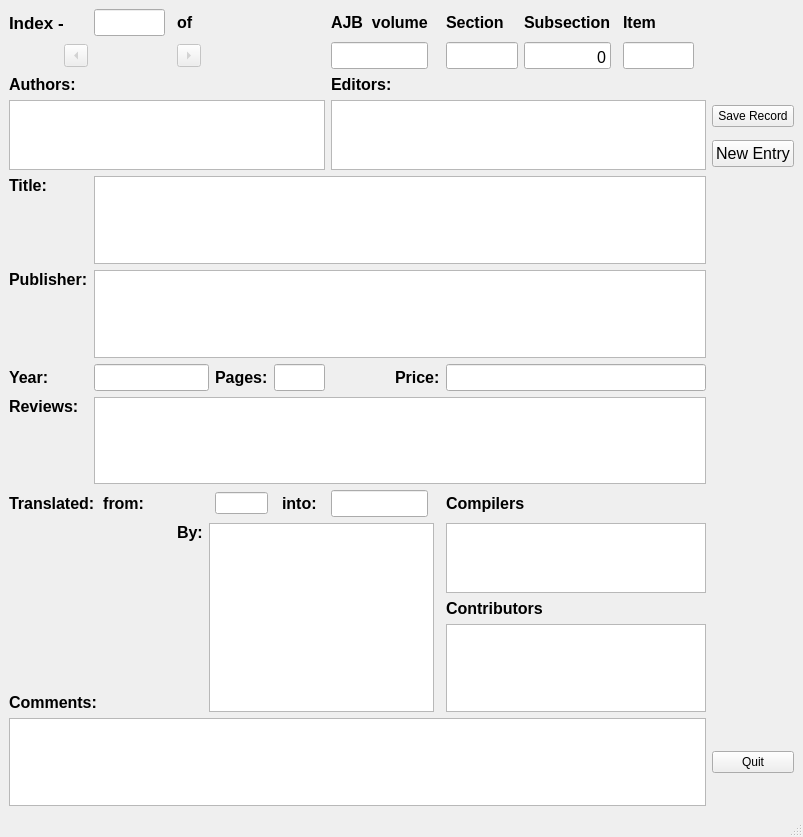
Qt form Books20/Tools/src/ui_BookEntry.ui (JimFowler/books) before a commit.
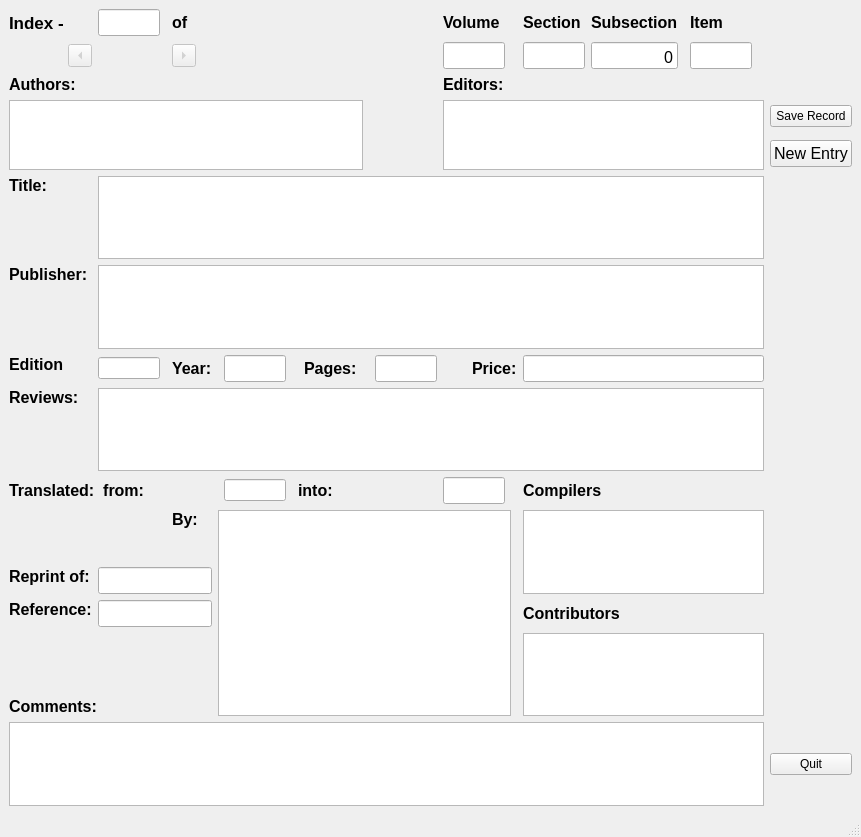
The same form after that commit.

Commit message: Added additional fields to gui, added indexChanged() method.

```diff
--- a/Books20/Tools/src/ui_BookEntry.ui
+++ b/Books20/Tools/src/ui_BookEntry.ui
@@ -6,7 +6,7 @@
    <rect>
     <x>0</x>
     <y>0</y>
-    <width>803</width>
+    <width>861</width>
     <height>837</height>
    </rect>
   </property>
@@ -15,6 +15,21 @@
   </property>
   <widget class="QWidget" name="centralwidget">
    <layout class="QGridLayout" name="gridLayout">
+    <item row="8" column="1" colspan="20">
+     <widget class="QTextEdit" name="titleEntry">
+      <property name="font">
+       <font>
+        <pointsize>12</pointsize>
+       </font>
+      </property>
+      <property name="toolTip">
+       <string>Title of the book</string>
+      </property>
+      <property name="tabChangesFocus">
+       <bool>true</bool>
+      </property>
+     </widget>
+    </item>
     <item row="6" column="0" rowspan="2" colspan="10">
      <widget class="QTextEdit" name="authorEntry">
       <property name="font">
@@ -30,7 +45,7 @@
       </property>
      </widget>
     </item>
-    <item row="0" column="10">
+    <item row="0" column="12">
      <widget class="QLabel" name="volLabel">
       <property name="font">
        <font>
@@ -40,7 +55,7 @@
        </font>
       </property>
       <property name="text">
-       <string>AJB  volume</string>
+       <string>Volume</string>
       </property>
      </widget>
     </item>
@@ -58,7 +73,7 @@
       </property>
      </widget>
     </item>
-    <item row="15" column="13" colspan="5">
+    <item row="15" column="15" colspan="5">
      <widget class="QLabel" name="contribLabel">
       <property name="font">
        <font>
@@ -89,7 +104,7 @@
       </property>
      </widget>
     </item>
-    <item row="9" column="1" colspan="18">
+    <item row="9" column="1" colspan="20">
      <widget class="QTextEdit" name="publEntry">
       <property name="font">
        <font>
@@ -104,7 +119,7 @@
       </property>
      </widget>
     </item>
-    <item row="6" column="19">
+    <item row="6" column="21">
      <widget class="QPushButton" name="acceptButton">
       <property name="focusPolicy">
        <enum>Qt::ClickFocus</enum>
@@ -117,7 +132,7 @@
       </property>
      </widget>
     </item>
-    <item row="7" column="19">
+    <item row="7" column="21">
      <widget class="QPushButton" name="newEntryButton">
       <property name="font">
        <font>
@@ -135,38 +150,6 @@
       </property>
      </widget>
     </item>
-    <item row="8" column="0">
-     <widget class="QLabel" name="titleLabel">
-      <property name="font">
-       <font>
-        <pointsize>12</pointsize>
-        <weight>75</weight>
-        <bold>true</bold>
-       </font>
-      </property>
-      <property name="text">
-       <string>Title:</string>
-      </property>
-      <property name="alignment">
-       <set>Qt::AlignLeading|Qt::AlignLeft|Qt::AlignTop</set>
-      </property>
-     </widget>
-    </item>
-    <item row="8" column="1" colspan="18">
-     <widget class="QTextEdit" name="titleEntry">
-      <property name="font">
-       <font>
-        <pointsize>12</pointsize>
-       </font>
-      </property>
-      <property name="toolTip">
-       <string>Title of the book</string>
-      </property>
-      <property name="tabChangesFocus">
-       <bool>true</bool>
-      </property>
-     </widget>
-    </item>
     <item row="9" column="0">
      <widget class="QLabel" name="publLabel">
       <property name="font">
@@ -208,7 +191,7 @@
       </property>
      </widget>
     </item>
-    <item row="16" column="13" colspan="6">
+    <item row="16" column="15" colspan="6">
      <widget class="QTextEdit" name="contribEntry">
       <property name="font">
        <font>
@@ -223,65 +206,24 @@
       </property>
      </widget>
     </item>
-    <item row="10" column="0">
-     <widget class="QLabel" name="yearLabel">
+    <item row="0" column="0">
+     <widget class="QLabel" name="indexLabel">
       <property name="font">
        <font>
-        <pointsize>12</pointsize>
+        <pointsize>13</pointsize>
         <weight>75</weight>
         <bold>true</bold>
        </font>
       </property>
-      <property name="text">
-       <string>Year:</string>
-      </property>
-     </widget>
-    </item>
-    <item row="10" column="1" colspan="4">
-     <widget class="QLineEdit" name="yearEntry">
-      <property name="font">
-       <font>
-        <pointsize>12</pointsize>
-       </font>
-      </property>
       <property name="toolTip">
-       <string>Year published</string>
+       <string>Index number with in the file</string>
       </property>
-      <property name="alignment">
-       <set>Qt::AlignBottom|Qt::AlignLeading|Qt::AlignLeft</set>
-      </property>
-     </widget>
-    </item>
-    <item row="10" column="5">
-     <widget class="QLabel" name="pageLabel">
-      <property name="font">
-       <font>
-        <pointsize>12</pointsize>
-        <weight>75</weight>
-        <bold>true</bold>
-       </font>
-      </property>
       <property name="text">
-       <string>Pages:</string>
+       <string>Index -</string>
       </property>
      </widget>
     </item>
-    <item row="10" column="6" colspan="4">
-     <widget class="QLineEdit" name="pageEntry">
-      <property name="font">
-       <font>
-        <pointsize>12</pointsize>
-       </font>
-      </property>
-      <property name="toolTip">
-       <string>Page count</string>
-      </property>
-      <property name="alignment">
-       <set>Qt::AlignBottom|Qt::AlignLeading|Qt::AlignLeft</set>
-      </property>
-     </widget>
-    </item>
-    <item row="10" column="10" colspan="3" alignment="Qt::AlignRight">
+    <item row="10" column="12" colspan="3" alignment="Qt::AlignRight">
      <widget class="QLabel" name="priceLabel">
       <property name="font">
        <font>
@@ -312,7 +254,7 @@
       </property>
      </widget>
     </item>
-    <item row="11" column="1" colspan="18">
+    <item row="11" column="1" colspan="20">
      <widget class="QTextEdit" name="reviewsEntry">
       <property name="font">
        <font>
@@ -327,7 +269,7 @@
       </property>
      </widget>
     </item>
-    <item row="12" column="13" colspan="4">
+    <item row="12" column="15" colspan="4">
      <widget class="QLabel" name="compilersLabel">
       <property name="font">
        <font>
@@ -341,7 +283,7 @@
       </property>
      </widget>
     </item>
-    <item row="13" column="13" rowspan="2" colspan="6">
+    <item row="13" column="15" rowspan="2" colspan="6">
      <widget class="QTextEdit" name="compilersEntry">
       <property name="font">
        <font>
@@ -356,7 +298,7 @@
       </property>
      </widget>
     </item>
-    <item row="17" column="0" colspan="19">
+    <item row="17" column="0" colspan="21">
      <widget class="QTextEdit" name="commentsEntry">
       <property name="font">
        <font>
@@ -371,7 +313,7 @@
       </property>
      </widget>
     </item>
-    <item row="17" column="19">
+    <item row="17" column="21">
      <widget class="QPushButton" name="quitButton">
       <property name="focusPolicy">
        <enum>Qt::ClickFocus</enum>
@@ -384,7 +326,7 @@
       </property>
      </widget>
     </item>
-    <item row="0" column="13">
+    <item row="0" column="15">
      <widget class="QLabel" name="secLabel">
       <property name="font">
        <font>
@@ -398,7 +340,7 @@
       </property>
      </widget>
     </item>
-    <item row="0" column="14">
+    <item row="0" column="16">
      <widget class="QLabel" name="subSecLabel">
       <property name="font">
        <font>
@@ -412,21 +354,7 @@
       </property>
      </widget>
     </item>
-    <item row="0" column="16">
-     <widget class="QLabel" name="itemLabel">
-      <property name="font">
-       <font>
-        <pointsize>12</pointsize>
-        <weight>75</weight>
-        <bold>true</bold>
-       </font>
-      </property>
-      <property name="text">
-       <string>Item</string>
-      </property>
-     </widget>
-    </item>
-    <item row="12" column="10">
+    <item row="12" column="12">
      <widget class="QLineEdit" name="tolangEntry">
       <property name="font">
        <font>
@@ -438,6 +366,20 @@
       </property>
      </widget>
     </item>
+    <item row="0" column="18">
+     <widget class="QLabel" name="itemLabel">
+      <property name="font">
+       <font>
+        <pointsize>12</pointsize>
+        <weight>75</weight>
+        <bold>true</bold>
+       </font>
+      </property>
+      <property name="text">
+       <string>Item</string>
+      </property>
+     </widget>
+    </item>
     <item row="12" column="7" colspan="2">
      <widget class="QLabel" name="intoLabel">
       <property name="font">
@@ -469,7 +411,7 @@
       </property>
      </widget>
     </item>
-    <item row="10" column="13" colspan="6">
+    <item row="10" column="15" colspan="6">
      <widget class="QLineEdit" name="priceEntry">
       <property name="font">
        <font>
@@ -484,7 +426,7 @@
       </property>
      </widget>
     </item>
-    <item row="6" column="10" rowspan="2" colspan="9">
+    <item row="6" column="12" rowspan="2" colspan="9">
      <widget class="QTextEdit" name="editorEntry">
       <property name="font">
        <font>
@@ -499,7 +441,7 @@
       </property>
      </widget>
     </item>
-    <item row="5" column="10">
+    <item row="5" column="12">
      <widget class="QLabel" name="editorLabel">
       <property name="font">
        <font>
@@ -554,23 +496,6 @@
       </property>
      </widget>
     </item>
-    <item row="0" column="0">
-     <widget class="QLabel" name="indexLabel">
-      <property name="font">
-       <font>
-        <pointsize>13</pointsize>
-        <weight>75</weight>
-        <bold>true</bold>
-       </font>
-      </property>
-      <property name="toolTip">
-       <string>Index number with in the file</string>
-      </property>
-      <property name="text">
-       <string>Index -</string>
-      </property>
-     </widget>
-    </item>
     <item row="0" column="1">
      <widget class="QLineEdit" name="indexEntry">
       <property name="font">
@@ -608,7 +533,7 @@
       </property>
      </widget>
     </item>
-    <item row="13" column="4" rowspan="4" colspan="8">
+    <item row="13" column="4" rowspan="4" colspan="10">
      <widget class="QTextEdit" name="translatorEntry">
       <property name="font">
        <font>
@@ -623,7 +548,7 @@
       </property>
      </widget>
     </item>
-    <item row="1" column="10">
+    <item row="1" column="12">
      <widget class="QLineEdit" name="volNum">
       <property name="font">
        <font>
@@ -644,7 +569,7 @@
       </property>
      </widget>
     </item>
-    <item row="1" column="13">
+    <item row="1" column="15">
      <widget class="QLineEdit" name="secNum">
       <property name="font">
        <font>
@@ -662,7 +587,7 @@
       </property>
      </widget>
     </item>
-    <item row="1" column="14">
+    <item row="1" column="16">
      <widget class="QLineEdit" name="subSecNum">
       <property name="font">
        <font>
@@ -680,7 +605,7 @@
       </property>
      </widget>
     </item>
-    <item row="1" column="16">
+    <item row="1" column="18">
      <widget class="QLineEdit" name="itemNum">
       <property name="font">
        <font>
@@ -698,6 +623,166 @@
       </property>
      </widget>
     </item>
+    <item row="8" column="0">
+     <widget class="QLabel" name="titleLabel">
+      <property name="font">
+       <font>
+        <pointsize>12</pointsize>
+        <weight>75</weight>
+        <bold>true</bold>
+       </font>
+      </property>
+      <property name="text">
+       <string>Title:</string>
+      </property>
+      <property name="alignment">
+       <set>Qt::AlignLeading|Qt::AlignLeft|Qt::AlignTop</set>
+      </property>
+     </widget>
+    </item>
+    <item row="10" column="11">
+     <widget class="QLineEdit" name="pageEntry">
+      <property name="font">
+       <font>
+        <pointsize>12</pointsize>
+       </font>
+      </property>
+      <property name="toolTip">
+       <string>Page count</string>
+      </property>
+      <property name="alignment">
+       <set>Qt::AlignBottom|Qt::AlignLeading|Qt::AlignLeft</set>
+      </property>
+     </widget>
+    </item>
+    <item row="10" column="8">
+     <widget class="QLabel" name="pageLabel">
+      <property name="font">
+       <font>
+        <pointsize>12</pointsize>
+        <weight>75</weight>
+        <bold>true</bold>
+       </font>
+      </property>
+      <property name="text">
+       <string>Pages:</string>
+      </property>
+     </widget>
+    </item>
+    <item row="10" column="5">
+     <widget class="QLineEdit" name="yearEntry">
+      <property name="font">
+       <font>
+        <pointsize>12</pointsize>
+       </font>
+      </property>
+      <property name="toolTip">
+       <string>Year published</string>
+      </property>
+      <property name="alignment">
+       <set>Qt::AlignBottom|Qt::AlignLeading|Qt::AlignLeft</set>
+      </property>
+     </widget>
+    </item>
+    <item row="10" column="1">
+     <widget class="QLineEdit" name="editionEntry">
+      <property name="alignment">
+       <set>Qt::AlignLeading|Qt::AlignLeft|Qt::AlignTop</set>
+      </property>
+     </widget>
+    </item>
+    <item row="10" column="0">
+     <widget class="QLabel" name="editionLabel">
+      <property name="font">
+       <font>
+        <pointsize>12</pointsize>
+        <weight>75</weight>
+        <bold>true</bold>
+       </font>
+      </property>
+      <property name="text">
+       <string>Edition</string>
+      </property>
+      <property name="alignment">
+       <set>Qt::AlignLeading|Qt::AlignLeft|Qt::AlignTop</set>
+      </property>
+     </widget>
+    </item>
+    <item row="10" column="3">
+     <widget class="QLabel" name="yearLabel">
+      <property name="font">
+       <font>
+        <pointsize>12</pointsize>
+        <weight>75</weight>
+        <bold>true</bold>
+       </font>
+      </property>
+      <property name="text">
+       <string>Year:</string>
+      </property>
+      <property name="alignment">
+       <set>Qt::AlignLeading|Qt::AlignLeft|Qt::AlignVCenter</set>
+      </property>
+     </widget>
+    </item>
+    <item row="14" column="0">
+     <widget class="QLabel" name="reprintLabel">
+      <property name="font">
+       <font>
+        <pointsize>12</pointsize>
+        <weight>75</weight>
+        <bold>true</bold>
+       </font>
+      </property>
+      <property name="frameShape">
+       <enum>QFrame::NoFrame</enum>
+      </property>
+      <property name="frameShadow">
+       <enum>QFrame::Plain</enum>
+      </property>
+      <property name="text">
+       <string>Reprint of:</string>
+      </property>
+      <property name="alignment">
+       <set>Qt::AlignLeading|Qt::AlignLeft|Qt::AlignTop</set>
+      </property>
+     </widget>
+    </item>
+    <item row="15" column="0">
+     <widget class="QLabel" name="referenceLabel">
+      <property name="font">
+       <font>
+        <pointsize>12</pointsize>
+        <weight>75</weight>
+        <bold>true</bold>
+       </font>
+      </property>
+      <property name="text">
+       <string>Reference:</string>
+      </property>
+      <property name="alignment">
+       <set>Qt::AlignLeading|Qt::AlignLeft|Qt::AlignTop</set>
+      </property>
+     </widget>
+    </item>
+    <item row="14" column="1" colspan="3">
+     <widget class="QLineEdit" name="reprintEntry">
+      <property name="font">
+       <font>
+        <pointsize>12</pointsize>
+       </font>
+      </property>
+     </widget>
+    </item>
+    <item row="15" column="1" colspan="3">
+     <widget class="QLineEdit" name="referenceEntry">
+      <property name="font">
+       <font>
+        <pointsize>12</pointsize>
+       </font>
+      </property>
+     </widget>
+    </item>
    </layout>
   </widget>
   <widget class="QMenuBar" name="menubar">
@@ -705,7 +790,7 @@
     <rect>
      <x>0</x>
      <y>0</y>
-     <width>803</width>
+     <width>861</width>
      <height>25</height>
     </rect>
    </property>
```
Left out of the diff: 2 changed lines with no effect on the pictures. The commit also changes 4 other files.
